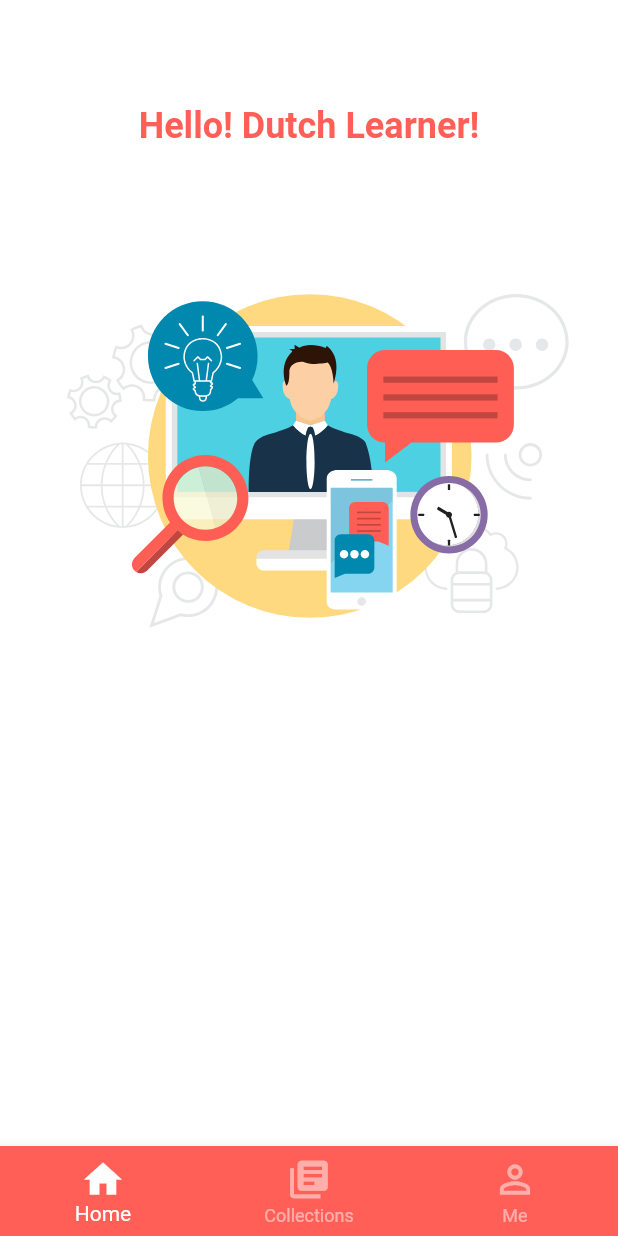
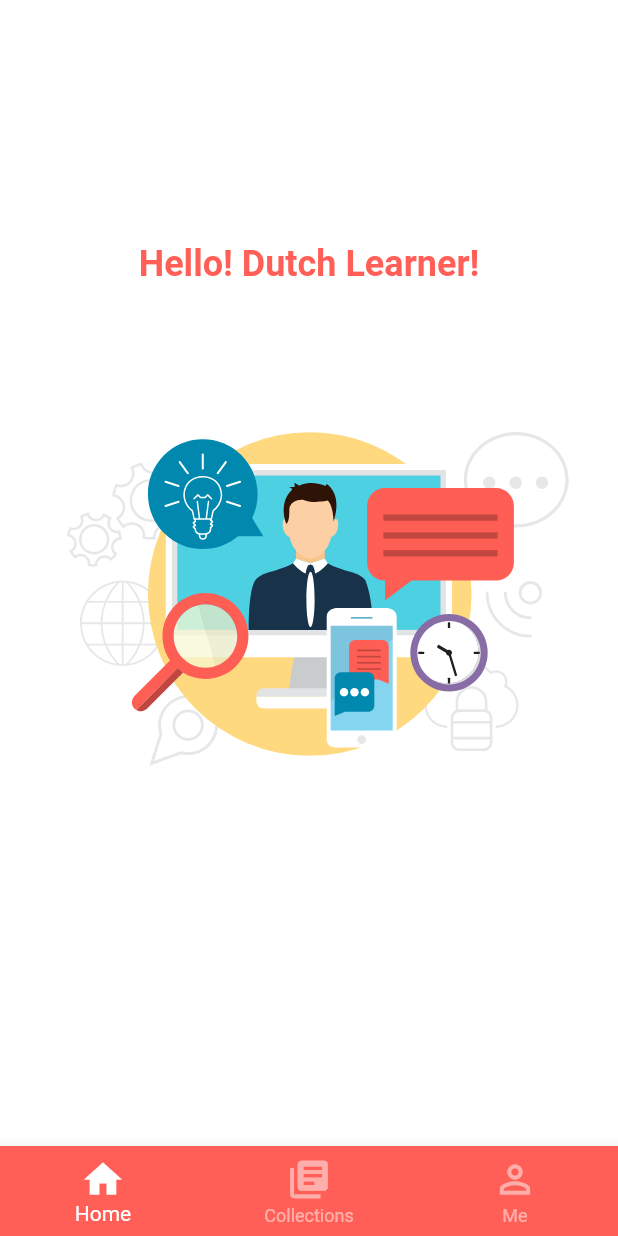
Before and after one commit to irenekyc/flutter-dutch-learning-app-static, a Flutter app: the screen it shows after launch, on a phone screen of 412 x 824 dp. Run offline on Flutter 3.47's test engine with Material 2 defaults, Android fonts, the phone set to English and light mode, and no system bars; our stand-ins replace flutter_svg, font_awesome_flutter.

Commit message:
edit padding and font size

```diff
--- a/lib/screens/home_screen.dart
+++ b/lib/screens/home_screen.dart
@@ -44,7 +44,8 @@ class _HomeScreenState extends State<HomeScreen> {
             onTap: (index) {
               bottomTapped(index);
             }),
-        body: PageView(
+        body: SafeArea(
+          child: PageView(
             controller: _pageController,
             onPageChanged: (index) {
               setState(() {
@@ -52,6 +53,7 @@ class _HomeScreenState extends State<HomeScreen> {
               });
             },
             children: <Widget>[Body(), Collections(), Me()],
+          ),
         ));
   }
 
--- a/lib/widgets/body.dart
+++ b/lib/widgets/body.dart
@@ -7,7 +7,7 @@ class Body extends StatelessWidget {
   @override
   Widget build(BuildContext context) {
     Size size = MediaQuery.of(context).size;
-    return SingleChildScrollView(
+    return Expanded(
         child: Padding(
             padding: EdgeInsets.symmetric(vertical: 70, horizontal: 20),
             child: Column(
```
Also changed, not shown: lib/widgets/me.dart (+11 -3 lines). Lines whose indentation alone changed are shown as unchanged.
